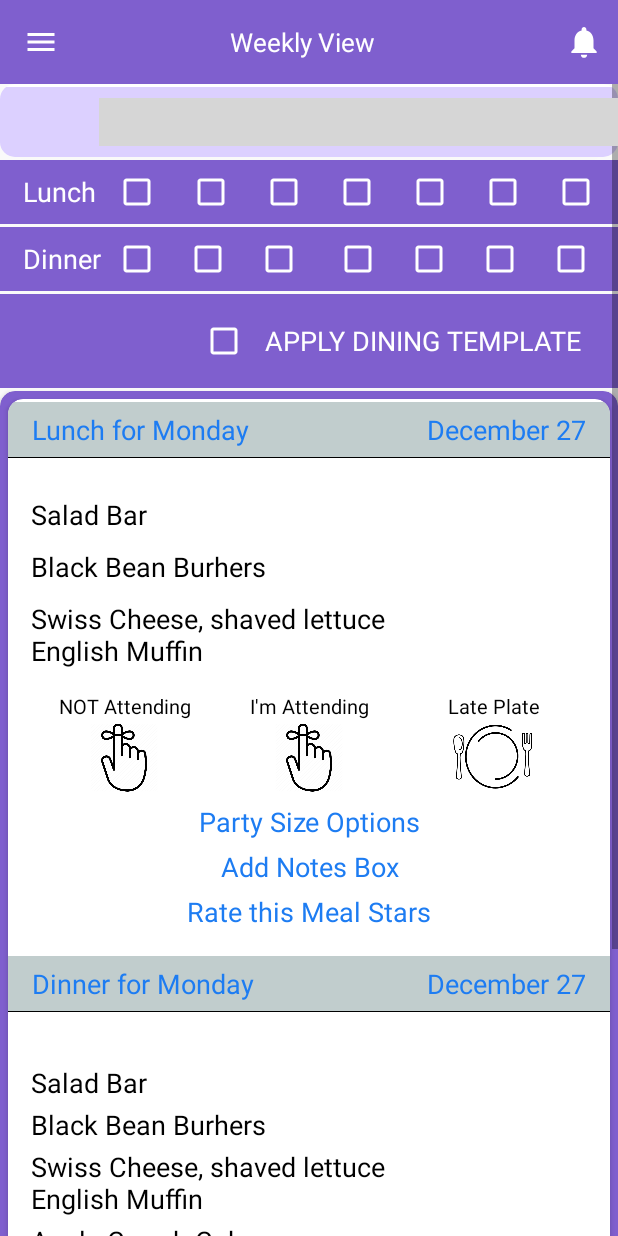
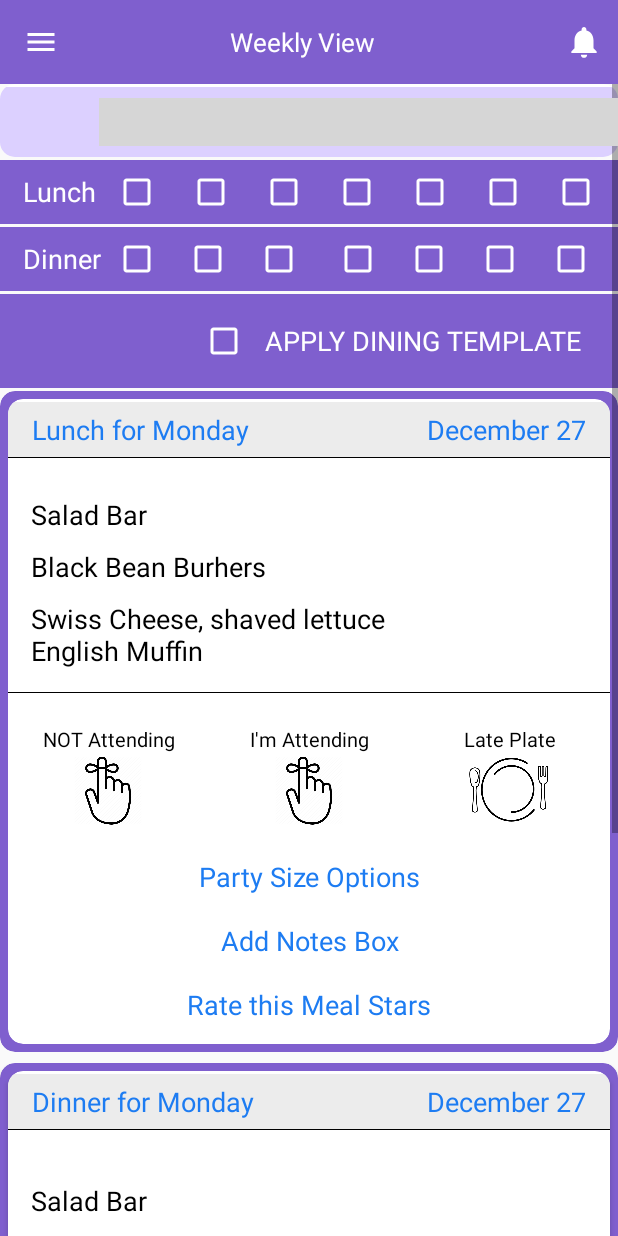
Before and after one commit to LokeshInfo/Tally_Meals, an Android app: the layout fragment_home.xml on its own in the app's theme, with its tools: preview values and no code run, on a phone screen of 412 x 824 dp. Run offline under Robolectric (Android 15) with nearby library versions, the phone set to English and light mode, and no system bars; plain views replace HorizontalPicker; grey boxes are pictures that could not be loaded.

Commit message:
Final Updates 27 Dec.......

```diff
--- a/app/src/main/java/com/tally_meals/ics/Fragment/Prefrences_fragment.java
+++ b/app/src/main/java/com/tally_meals/ics/Fragment/Prefrences_fragment.java
@@ -75,13 +75,12 @@ public class Prefrences_fragment extends Fragment
                     check_none.setVisibility(View.VISIBLE);
                     check_vegetarian.setVisibility(View.INVISIBLE);
                     check_vegan.setVisibility(View.INVISIBLE);
-                    ch=0; ch2 = 1; ch1 = 0;
+                    ch=1; ch2 = 0; ch1 = 0;
                 }
                 else {
-                    check_vegan.setVisibility(View.INVISIBLE);
+                    check_none.setVisibility(View.INVISIBLE);
                     ch = 0;
                 }
-                //Log.e("VEGAN = "," "+ch2);
             }
         });
 
@@ -99,7 +98,6 @@ public class Prefrences_fragment extends Fragment
                     check_vegetarian.setVisibility(View.INVISIBLE);
                     ch1 = 0 ;
                 }
-                //Log.e("VEGETERIAN = "," "+ch1);
             }
         });
 
@@ -119,7 +117,6 @@ public class Prefrences_fragment extends Fragment
                     check_vegan.setVisibility(View.INVISIBLE);
                      ch2 = 0;
                 }
-                //Log.e("VEGAN = "," "+ch2);
             }
         });
 
--- a/app/src/main/res/layout/fragment_home.xml
+++ b/app/src/main/res/layout/fragment_home.xml
@@ -349,7 +349,7 @@
           android:id="@+id/rellyt"
           android:layout_width="match_parent"
           android:layout_height="wrap_content"
-          android:background="@color/light_grey"
+          android:background="#ECECEC"
           android:padding="6dp"
           >
         <TextView
@@ -401,8 +401,13 @@
                     android:layout_below="@+id/relline"
                     android:layout_marginTop="10dp"
                     android:visibility="visible"
-                    android:padding="15dp"
                     >
+
+                    <LinearLayout
+                        android:layout_width="match_parent"
+                        android:layout_height="wrap_content"
+                        android:orientation="vertical"
+                        android:padding="15dp">
 
                     <TextView
                         android:layout_width="match_parent"
@@ -435,12 +440,22 @@
                         android:textAlignment="textStart"
                         android:layout_marginTop="10dp"
                         />
+                    </LinearLayout>
+
+                    <View
+                        android:layout_width="match_parent"
+                        android:layout_height="0.66dp"
+                        android:background="@color/black"
+                        />
+
 
                     <LinearLayout
                         android:layout_width="match_parent"
                         android:layout_height="wrap_content"
                         android:orientation="horizontal"
                         android:layout_marginTop="15dp"
+                        android:paddingTop="6dp"
+                        android:paddingBottom="6dp"
                         >
 
 
@@ -526,7 +541,9 @@
                         android:layout_height="wrap_content"
                         android:textAlignment="center"
                         android:text="Party Size Options"
-                        android:layout_marginTop="5dp"
+                        android:layout_marginTop="10dp"
+                        android:paddingTop="4dp"
+                        android:paddingBottom="4dp"
                         android:textSize="8pt"
                         android:textColor="@color/blue"/>
 
@@ -534,7 +551,9 @@
                         android:layout_width="match_parent"
                         android:layout_height="wrap_content"
                         android:textAlignment="center"
-                        android:layout_marginTop="5dp"
+                        android:layout_marginTop="10dp"
+                        android:paddingTop="4dp"
+                        android:paddingBottom="4dp"
                         android:text="Add Notes Box"
                         android:textSize="8pt"
                         android:textColor="@color/blue"/>
@@ -543,14 +562,41 @@
                         android:layout_width="match_parent"
                         android:layout_height="wrap_content"
                         android:textAlignment="center"
-                        android:layout_marginTop="5dp"
+                        android:layout_marginTop="10dp"
+                        android:layout_marginBottom="10dp"
+                        android:paddingTop="4dp"
+                        android:paddingBottom="4dp"
                         android:text="Rate this Meal Stars"
                         android:textSize="8pt"
-                        android:textColor="@color/blue"/>
+                        android:textColor="@color/blue"
+                        />
 
                 </LinearLayout>
 
     </RelativeLayout>
+
+        </LinearLayout>
+        </androidx.cardview.widget.CardView>
+    </androidx.cardview.widget.CardView>
+
+        <androidx.cardview.widget.CardView
+            android:id="@+id/crd2"
+            android:layout_width="match_parent"
+            android:layout_height="wrap_content"
+            app:cardBackgroundColor="@color/light_Purple"
+            android:layout_below="@+id/crd1"
+            android:layout_marginTop="7dp"
+            app:cardCornerRadius="10dp"
+            >
+        <androidx.cardview.widget.CardView
+            android:layout_width="match_parent"
+            android:layout_height="wrap_content"
+            android:layout_margin="5dp"
+            app:cardCornerRadius="10dp">
+        <LinearLayout
+            android:layout_width="match_parent"
+            android:layout_height="wrap_content"
+            android:orientation="vertical">
 
 
             <RelativeLayout
@@ -565,9 +611,10 @@
                     android:id="@+id/rellyt1"
                     android:layout_width="match_parent"
                     android:layout_height="wrap_content"
-                    android:background="@color/light_grey"
+                    android:background="#ECECEC"
                     android:padding="6dp"
                     >
+
                     <TextView
                         android:id="@+id/ttime1"
                         android:layout_width="wrap_content"
@@ -618,6 +665,12 @@
                     android:layout_below="@+id/rellyt1"
                     android:layout_marginTop="20dp"
                     android:visibility="visible"
+                    >
+
+                    <LinearLayout
+                        android:layout_width="match_parent"
+                        android:layout_height="wrap_content"
+                        android:orientation="vertical"
                         android:padding="15dp"
                         >
 
@@ -639,9 +692,8 @@
                             style="@style/bold_tx"
                             android:textColor="@color/black"
                             android:textAlignment="textStart"
-                        android:layout_marginTop="3dp"
+                            android:layout_marginTop="10dp"
                             />
-
 
                         <TextView
                             android:layout_width="match_parent"
@@ -651,7 +703,7 @@
                             android:textSize="8pt"
                             android:textColor="@color/black"
                             android:textAlignment="textStart"
-                        android:layout_marginTop="3dp"
+                            android:layout_marginTop="10dp"
                             />
 
                         <TextView
@@ -661,7 +713,14 @@
                             android:textSize="8pt"
                             android:textColor="@color/black"
                             android:textAlignment="textStart"
-                        android:layout_marginTop="3dp"
+                            android:layout_marginTop="10dp"
+                            />
+                    </LinearLayout>
+
+                    <View
+                        android:layout_width="match_parent"
+                        android:layout_height="0.66dp"
+                        android:background="@color/black"
                         />
 
                     <LinearLayout
@@ -669,6 +728,8 @@
                         android:layout_height="wrap_content"
                         android:orientation="horizontal"
                         android:layout_marginTop="15dp"
+                        android:paddingTop="6dp"
+                        android:paddingBottom="6dp"
                         >
 
 
@@ -755,7 +816,9 @@
                         android:layout_height="wrap_content"
                         android:textAlignment="center"
                         android:text="Party Size Options"
-                        android:layout_marginTop="5dp"
+                        android:layout_marginTop="10dp"
+                        android:paddingTop="4dp"
+                        android:paddingBottom="4dp"
                         android:textSize="8pt"
                         android:textColor="@color/blue"/>
 
@@ -764,7 +827,9 @@
                         android:layout_width="match_parent"
                         android:layout_height="wrap_content"
                         android:textAlignment="center"
-                        android:layout_marginTop="5dp"
+                        android:layout_marginTop="10dp"
+                        android:paddingTop="4dp"
+                        android:paddingBottom="4dp"
                         android:text="Add Notes Box"
                         android:textSize="8pt"
                         android:textColor="@color/blue"/>
@@ -774,7 +839,10 @@
                         android:layout_width="match_parent"
                         android:layout_height="wrap_content"
                         android:textAlignment="center"
-                        android:layout_marginTop="5dp"
+                        android:layout_marginTop="10dp"
+                        android:layout_marginBottom="10dp"
+                        android:paddingTop="4dp"
+                        android:paddingBottom="4dp"
                         android:text="Rate this Meal Stars"
                         android:textSize="8pt"
                         android:textColor="@color/blue"/>
@@ -784,9 +852,13 @@
                 </LinearLayout>
 
             </RelativeLayout>
+
+
+
         </LinearLayout>
         </androidx.cardview.widget.CardView>
         </androidx.cardview.widget.CardView>
+
     </LinearLayout>
     </ScrollView>
 
```
Lines whose indentation alone changed are shown as unchanged.
